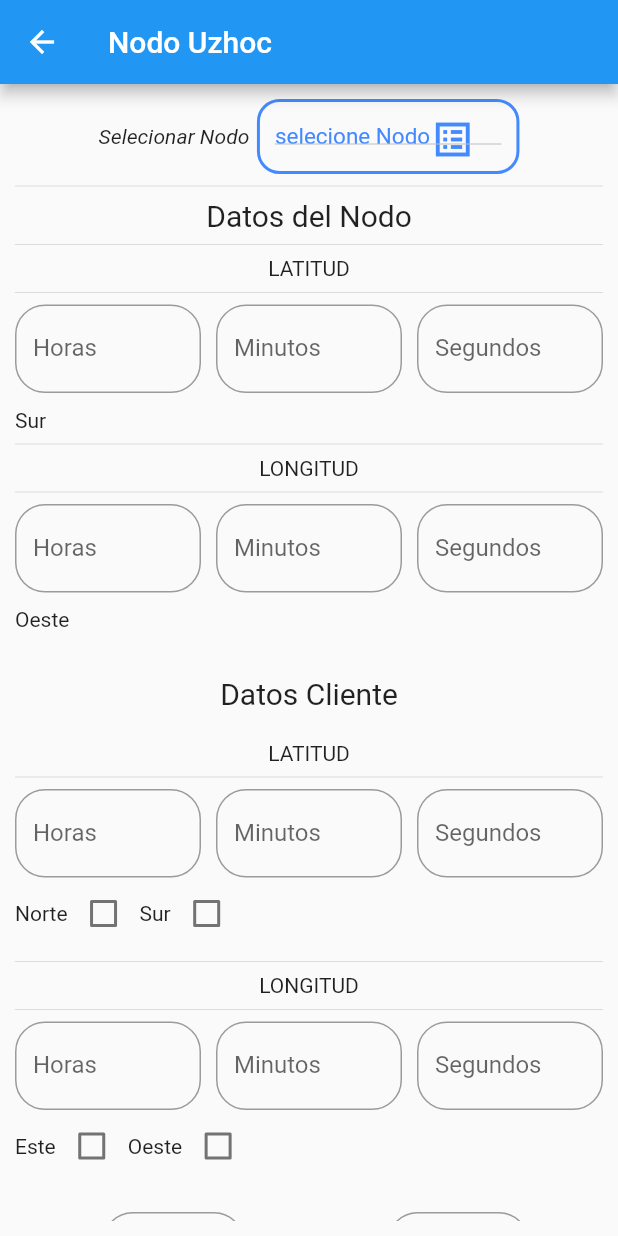
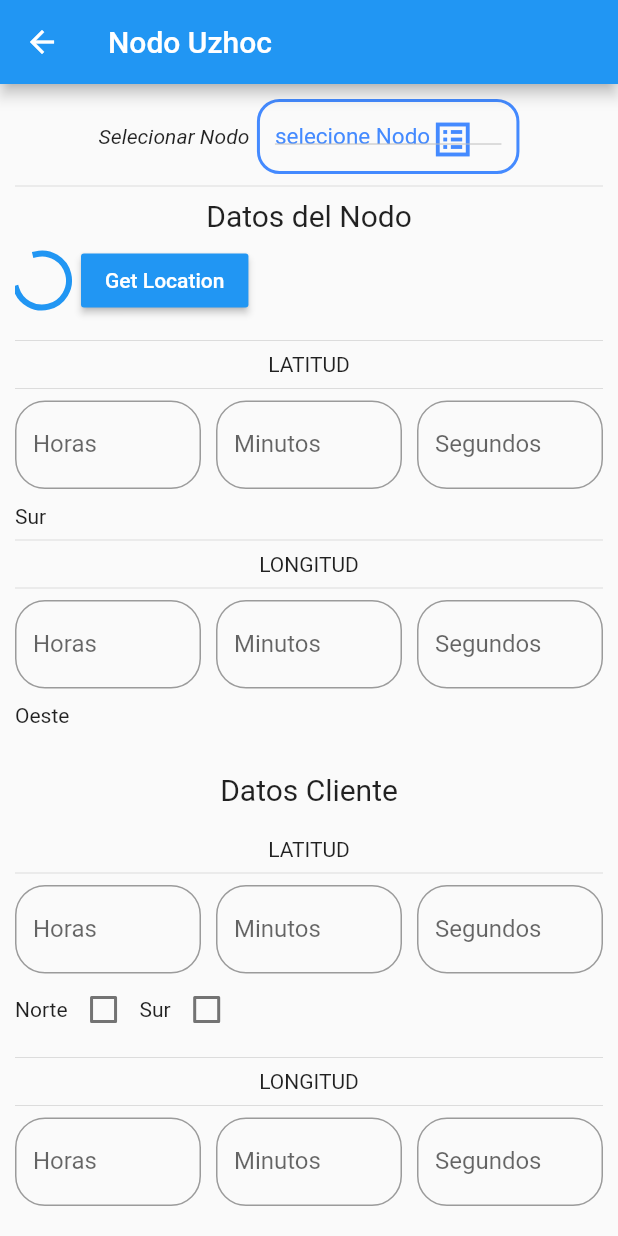
Before and after one commit to DamianSumba/Radio_enlace, a Flutter app: the UzhocPage screen opened by its route, on a phone screen of 412 x 824 dp. Run offline on Flutter 3.47's test engine with Material 2 defaults, Android fonts, the light colour scheme and no system bars; our stand-ins replace geolocator, google_maps_flutter, location, math_expressions; missing offline and left inert: geolocator_platform_interface.

Commit message:
Obtener Ubicacion

```diff
--- a/lib/src/pages/uzhoc.dart
+++ b/lib/src/pages/uzhoc.dart
@@ -1,11 +1,19 @@
+import 'dart:async';
+
 import 'dart:math';
 
 import 'package:flutter/material.dart';
 import 'package:flutter/services.dart';
+import 'package:geolocator/geolocator.dart';
 import 'package:google_maps_flutter/google_maps_flutter.dart';
+import 'package:location/location.dart';
 import 'package:math_expressions/math_expressions.dart';
 import 'package:provider/provider.dart';
 import 'package:radio_enlace/providers/transforarRad_provider.dart';
+import 'package:geolocator_platform_interface/geolocator_platform_interface.dart';
+import 'package:geolocator/geolocator.dart' as geo;
+import 'package:geolocator/geolocator.dart' as Geolocation;
+import 'package:location/location.dart';
 
 class UzhocPage extends StatefulWidget {
   UzhocPage({Key? key}) : super(key: key);
@@ -88,7 +96,6 @@
 
   //varible dropItem
   String? _valorSelecionado = 'selecione Nodo';
-  final _initialcamaraPosition = CameraPosition(target: LatLng(0, 0), zoom: 15);
 
   List _nodosList = [
     'selecione Nodo',
@@ -97,11 +104,21 @@
     'Nodo Uzhoc'
   ];
 
+  //variables localisacion
+
+  String latitudCli = '';
+  String longitudCli = '';
+
+  final _initialcamaraPosition =
+      CameraPosition(target: LatLng(-2.892183, -79.0243997), zoom: 15);
+  Completer<GoogleMapController> _controller = Completer();
+
+  var location = new Location();
+
+  LocationData? userLocation;
+
   @override
   Widget build(BuildContext context) {
-    //_calculosLatutud();
-    //_calculosLongitud();
-
     return Scaffold(
       appBar: AppBar(
         title: Text('Nodo Uzhoc'),
@@ -129,6 +146,28 @@
                 style: TextStyle(
                   fontSize: 20,
                 ),
+              ),
+              Row(
+                children: [
+                  userLocation == null ? CircularProgressIndicator() : Text(''),
+                  Padding(
+                    padding: const EdgeInsets.all(8.0),
+                    child: RaisedButton(
+                      onPressed: () {
+                        _getLocation().then((value) {
+                          setState(() {
+                            userLocation = value;
+                          });
+                        });
+                      },
+                      color: Colors.blue,
+                      child: Text(
+                        "Get Location",
+                        style: TextStyle(color: Colors.white),
+                      ),
+                    ),
+                  ),
+                ],
               ),
               Divider(),
               Text('LATITUD'),
@@ -236,7 +275,7 @@
                   Flexible(child: _crearBotonCancelar(context))
                 ],
               ),
-              _ubicaicionClinte()
+              // _ubicaicionClinte()
             ],
           )
         ],
@@ -251,10 +290,11 @@
       height: 550,
       child: GoogleMap(
         initialCameraPosition: _initialcamaraPosition,
-        // myLocationButtonEnabled: true,
-        //zoomControlsEnabled: true,
+        myLocationButtonEnabled: true,
+        myLocationEnabled: true,
+        zoomGesturesEnabled: true,
+        zoomControlsEnabled: true,
       ),
-      //GoogleMap(initialCameraPosition: _initialcamaraPosition);
     );
   }
 
@@ -1285,4 +1325,17 @@
     acimut_Tx.text = acimutTx.toString() + '°';
  */
   }
+
+  Future<LocationData> _getLocation() async {
+    LocationData _currentLocation;
+    //var currentLocation = <String, double>{};
+    try {
+      _currentLocation = await location.getLocation();
+      print('###############3');
+      print(_currentLocation);
+    } catch (e) {
+      _currentLocation = null!;
+    }
+    return _currentLocation;
+  }
 }
--- a/pubspec.yaml
+++ b/pubspec.yaml
@@ -33,7 +33,9 @@
   provider: ^5.0.0
   google_maps_flutter: ^2.0.6
   permission_handler: ^8.1.4
-  geolocator: ^7.3.0
+  geolocator: ^7.3.1
+  location: ^4.3.0
+  url_launcher: ^6.0.9
 
   #qflite: ^1.3.0
 
```
Also changed, not shown: pubspec.lock.
